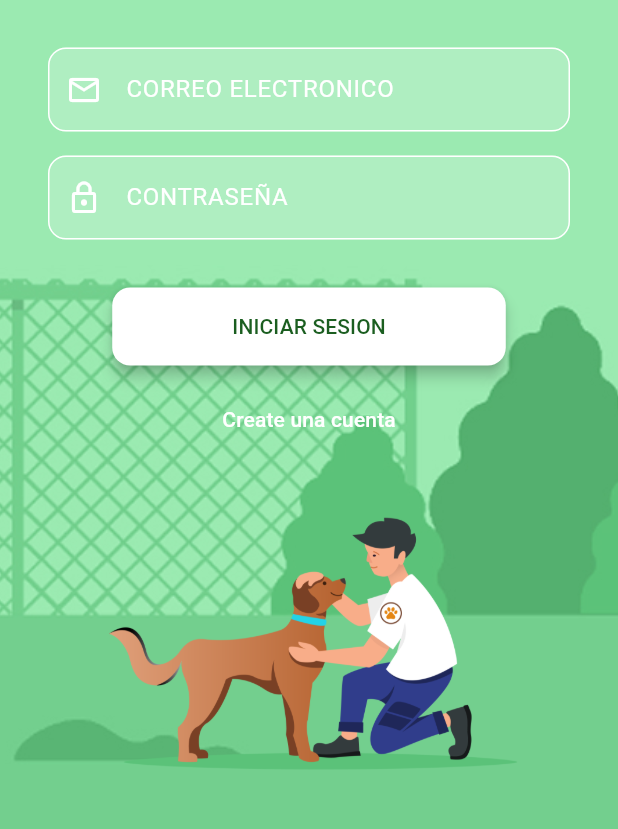
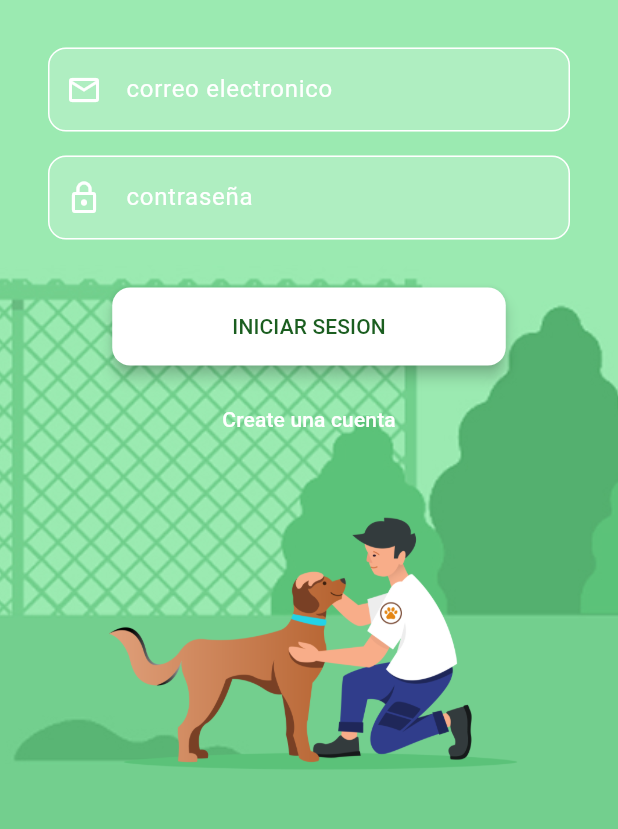
Before and after one commit to nicolealiendreah/sistema-animales-movil, a Flutter app: the screen it shows after launch, on a phone screen of 412 x 824 dp, the part 344-1173 px from its top. Run offline on Flutter 3.47's test engine with Material 3 defaults, Android fonts, the phone set to English and light mode, and no system bars.

Commit message:
Proyecto actualizado

```diff
--- a/lib/screens/auth/login_screen.dart
+++ b/lib/screens/auth/login_screen.dart
@@ -54,13 +54,13 @@ class _LoginScreenState extends State<LoginScreen> {
                     Image.asset('assets/paw_logo.png', height: 150),
                     const SizedBox(height: 32),
                     CustomTextField(
-                      hintText: 'CORREO ELECTRONICO',
+                      hintText: 'correo electronico',
                       icon: Icons.email_outlined,
                       controller: emailController,
                     ),
                     const SizedBox(height: 16),
                     CustomTextField(
-                      hintText: 'CONTRASEÑA',
+                      hintText: 'contraseña',
                       icon: Icons.lock_outline,
                       controller: passwordController,
                       obscure: true,
```
